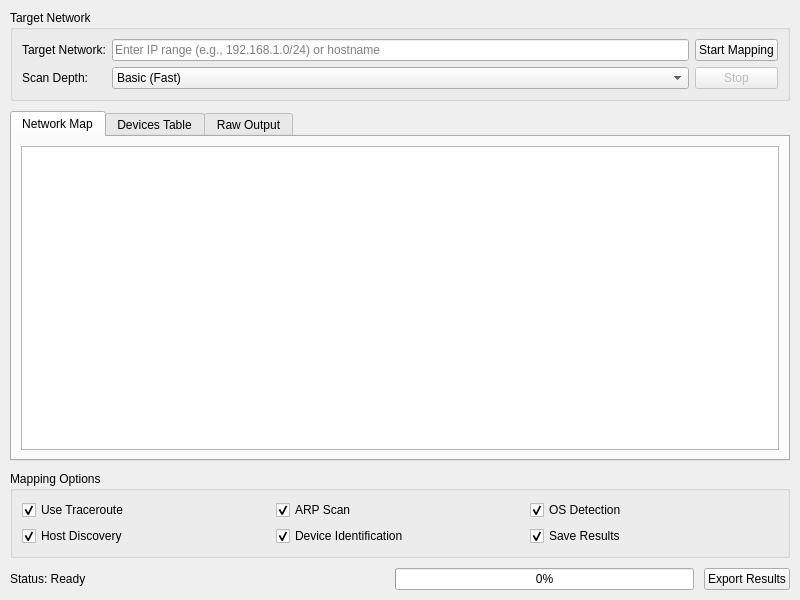
First picture: the form in src/ui/network_mapper.ui, repository eshanized/APT-ToolKit-Minimal, before the edit.
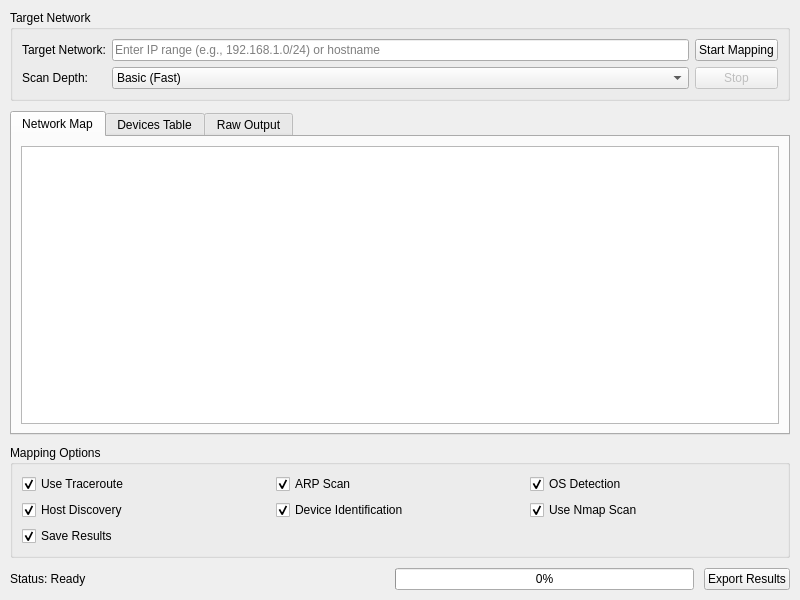
Second picture: the form after the edit. Icons and pictures are not drawn.

```diff
--- a/src/ui/network_mapper.ui
+++ b/src/ui/network_mapper.ui
@@ -256,6 +256,16 @@
        </widget>
       </item>
       <item row="1" column="2">
+       <widget class="QCheckBox" name="nmapScanCheckBox">
+        <property name="text">
+         <string>Use Nmap Scan</string>
+        </property>
+        <property name="checked">
+         <bool>true</bool>
+        </property>
+       </widget>
+      </item>
+      <item row="2" column="0">
        <widget class="QCheckBox" name="saveResultsCheckBox">
         <property name="text">
          <string>Save Results</string>
```
